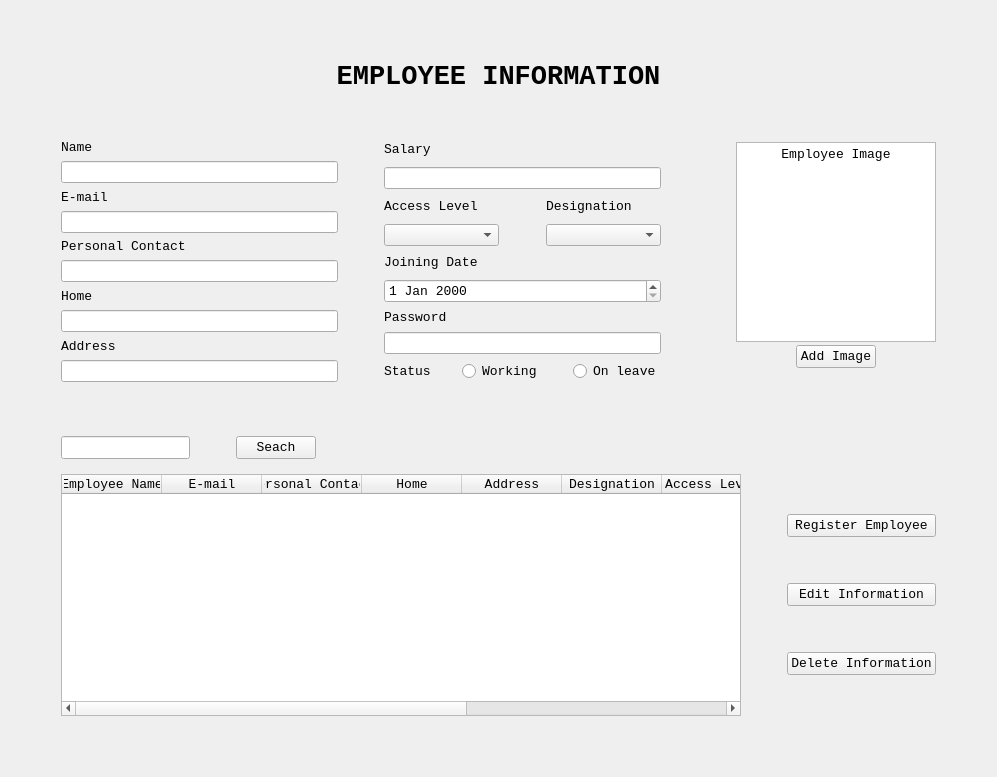
First picture: the form in EmployeeUI.ui, repository ASNaeem/Simple-VCMS, before the edit.
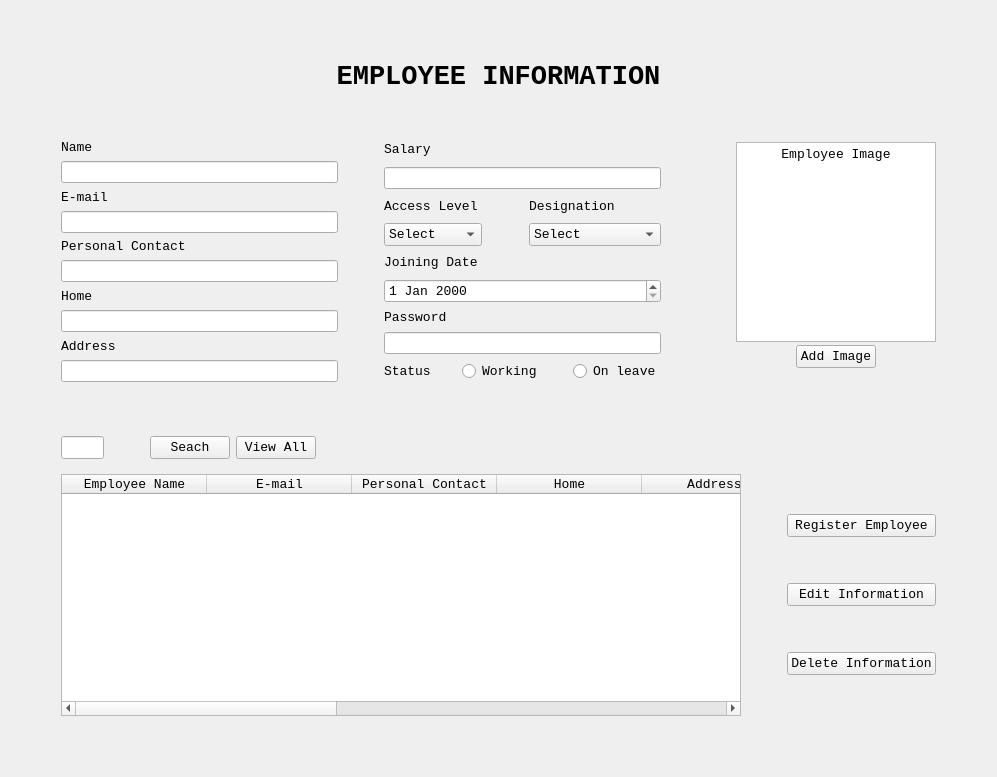
Second picture: the form after the edit.

The edit to the form file:
```diff
--- a/EmployeeUI.ui
+++ b/EmployeeUI.ui
@@ -362,9 +362,15 @@
                  <verstretch>0</verstretch>
                 </sizepolicy>
                </property>
+               <property name="font">
+                <font>
+                 <family>Courier New</family>
+                 <pointsize>10</pointsize>
+                </font>
+               </property>
                <item>
                 <property name="text">
-                 <string/>
+                 <string>Select</string>
                 </property>
                </item>
                <item>
@@ -436,9 +442,15 @@
                  <verstretch>0</verstretch>
                 </sizepolicy>
                </property>
+               <property name="font">
+                <font>
+                 <family>Courier New</family>
+                 <pointsize>10</pointsize>
+                </font>
+               </property>
                <item>
                 <property name="text">
-                 <string/>
+                 <string>Select</string>
                 </property>
                </item>
                <item>
@@ -734,7 +746,7 @@
       </spacer>
      </item>
      <item>
-      <layout class="QHBoxLayout" name="horizontalLayout_35" stretch="20,0,0,0">
+      <layout class="QHBoxLayout" name="horizontalLayout_35" stretch="20,0,0,0,0">
        <property name="rightMargin">
         <number>600</number>
        </property>
@@ -783,6 +795,19 @@
          </property>
         </widget>
        </item>
+       <item>
+        <widget class="QPushButton" name="pushButton_2">
+         <property name="font">
+          <font>
+           <family>Courier New</family>
+           <pointsize>10</pointsize>
+          </font>
+         </property>
+         <property name="text">
+          <string>View All</string>
+         </property>
+        </widget>
+       </item>
        <item>
         <spacer name="verticalSpacer">
          <property name="orientation">
@@ -813,6 +838,9 @@
              <pointsize>10</pointsize>
             </font>
            </property>
+           <attribute name="horizontalHeaderDefaultSectionSize">
+            <number>145</number>
+           </attribute>
            <column>
             <property name="text">
              <string>Employee Name</string>
```
